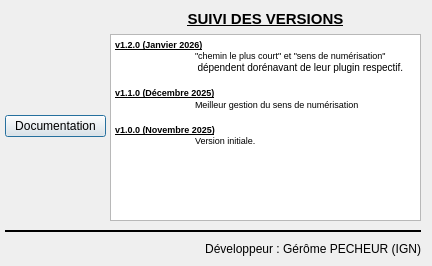
Above: aproposde.ui from IGNF/jeux_attribut_generique_plugin_qgis before the change. Below: the same form after it.
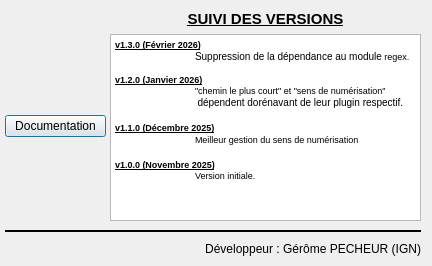
That is the form after the change. Icons and pictures are not drawn.

What changed in the file:
```diff
--- a/aproposde.ui
+++ b/aproposde.ui
@@ -66,14 +66,17 @@
        <string>&lt;!DOCTYPE HTML PUBLIC &quot;-//W3C//DTD HTML 4.0//EN&quot; &quot;http://www.w3.org/TR/REC-html40/strict.dtd&quot;&gt;
 &lt;html&gt;&lt;head&gt;&lt;meta name=&quot;qrichtext&quot; content=&quot;1&quot; /&gt;&lt;style type=&quot;text/css&quot;&gt;
 p, li { white-space: pre-wrap; }
-&lt;/style&gt;&lt;/head&gt;&lt;body style=&quot; font-family:'MS Shell Dlg 2'; font-size:8.25pt; font-weight:400; font-style:normal;&quot;&gt;
+&lt;/style&gt;&lt;/head&gt;&lt;body style=&quot; font-family:'MS Shell Dlg 2'; font-size:7.8pt; font-weight:400; font-style:normal;&quot;&gt;
+&lt;p style=&quot; margin-top:0px; margin-bottom:0px; margin-left:0px; margin-right:0px; -qt-block-indent:0; text-indent:0px;&quot;&gt;&lt;span style=&quot; font-size:7pt; font-weight:600; text-decoration: underline;&quot;&gt;v1.3.0 (Février 2026)&lt;/span&gt;&lt;/p&gt;
+&lt;p style=&quot; margin-top:0px; margin-bottom:0px; margin-left:0px; margin-right:0px; -qt-block-indent:0; text-indent:0px;&quot;&gt;	Suppression de la dépendance au module&lt;span style=&quot; font-size:7pt;&quot;&gt; regex.&lt;/span&gt;&lt;/p&gt;
+&lt;p style=&quot;-qt-paragraph-type:empty; margin-top:0px; margin-bottom:0px; margin-left:0px; margin-right:0px; -qt-block-indent:0; text-indent:0px; font-size:7pt;&quot;&gt;&lt;br /&gt;&lt;/p&gt;
 &lt;p style=&quot; margin-top:0px; margin-bottom:0px; margin-left:0px; margin-right:0px; -qt-block-indent:0; text-indent:0px;&quot;&gt;&lt;span style=&quot; font-size:7pt; font-weight:600; text-decoration: underline;&quot;&gt;v1.2.0 (Janvier 2026)&lt;/span&gt;&lt;/p&gt;
 &lt;p style=&quot; margin-top:0px; margin-bottom:0px; margin-left:0px; margin-right:0px; -qt-block-indent:0; text-indent:0px;&quot;&gt;&lt;span style=&quot; font-size:7pt;&quot;&gt;	&amp;quot;chemin le plus court&amp;quot; et &amp;quot;sens de numérisation&amp;quot;&lt;/span&gt;&lt;/p&gt;
-&lt;p style=&quot; margin-top:0px; margin-bottom:0px; margin-left:0px; margin-right:0px; -qt-block-indent:0; text-indent:0px;&quot;&gt;&lt;span style=&quot; font-size:7pt;&quot;&gt;	 &lt;/span&gt;&lt;span style=&quot; font-size:7.8pt;&quot;&gt;dépendent dorénavant de leur plugin respectif.&lt;/span&gt;&lt;/p&gt;
-&lt;p style=&quot;-qt-paragraph-type:empty; margin-top:0px; margin-bottom:0px; margin-left:0px; margin-right:0px; -qt-block-indent:0; text-indent:0px; font-size:7.8pt;&quot;&gt;&lt;br /&gt;&lt;/p&gt;
+&lt;p style=&quot; margin-top:0px; margin-bottom:0px; margin-left:0px; margin-right:0px; -qt-block-indent:0; text-indent:0px;&quot;&gt;&lt;span style=&quot; font-size:7pt;&quot;&gt;	 &lt;/span&gt;dépendent dorénavant de leur plugin respectif.&lt;/p&gt;
+&lt;p style=&quot;-qt-paragraph-type:empty; margin-top:0px; margin-bottom:0px; margin-left:0px; margin-right:0px; -qt-block-indent:0; text-indent:0px;&quot;&gt;&lt;br /&gt;&lt;/p&gt;
 &lt;p style=&quot; margin-top:0px; margin-bottom:0px; margin-left:0px; margin-right:0px; -qt-block-indent:0; text-indent:0px;&quot;&gt;&lt;span style=&quot; font-size:7pt; font-weight:600; text-decoration: underline;&quot;&gt;v1.1.0 (Décembre 2025)&lt;/span&gt;&lt;/p&gt;
-&lt;p style=&quot; margin-top:0px; margin-bottom:0px; margin-left:0px; margin-right:0px; -qt-block-indent:0; text-indent:0px;&quot;&gt;&lt;span style=&quot; font-size:7.8pt;&quot;&gt;	&lt;/span&gt;&lt;span style=&quot; font-size:7pt;&quot;&gt;Meilleur gestion du sens de numérisation&lt;/span&gt;&lt;/p&gt;
-&lt;p style=&quot;-qt-paragraph-type:empty; margin-top:0px; margin-bottom:0px; margin-left:0px; margin-right:0px; -qt-block-indent:0; text-indent:0px; font-size:7.8pt;&quot;&gt;&lt;br /&gt;&lt;/p&gt;
+&lt;p style=&quot; margin-top:0px; margin-bottom:0px; margin-left:0px; margin-right:0px; -qt-block-indent:0; text-indent:0px;&quot;&gt;	&lt;span style=&quot; font-size:7pt;&quot;&gt;Meilleur gestion du sens de numérisation&lt;/span&gt;&lt;/p&gt;
+&lt;p style=&quot;-qt-paragraph-type:empty; margin-top:0px; margin-bottom:0px; margin-left:0px; margin-right:0px; -qt-block-indent:0; text-indent:0px;&quot;&gt;&lt;br /&gt;&lt;/p&gt;
 &lt;p style=&quot; margin-top:0px; margin-bottom:0px; margin-left:0px; margin-right:0px; -qt-block-indent:0; text-indent:0px;&quot;&gt;&lt;span style=&quot; font-size:7pt; font-weight:600; text-decoration: underline;&quot;&gt;v1.0.0 (Novembre 2025)&lt;/span&gt;&lt;/p&gt;
 &lt;p style=&quot; margin-top:0px; margin-bottom:0px; margin-left:0px; margin-right:0px; -qt-block-indent:0; text-indent:0px;&quot;&gt;&lt;span style=&quot; font-size:7pt;&quot;&gt;	Version initiale.&lt;/span&gt;&lt;/p&gt;&lt;/body&gt;&lt;/html&gt;</string>
       </property>
```
